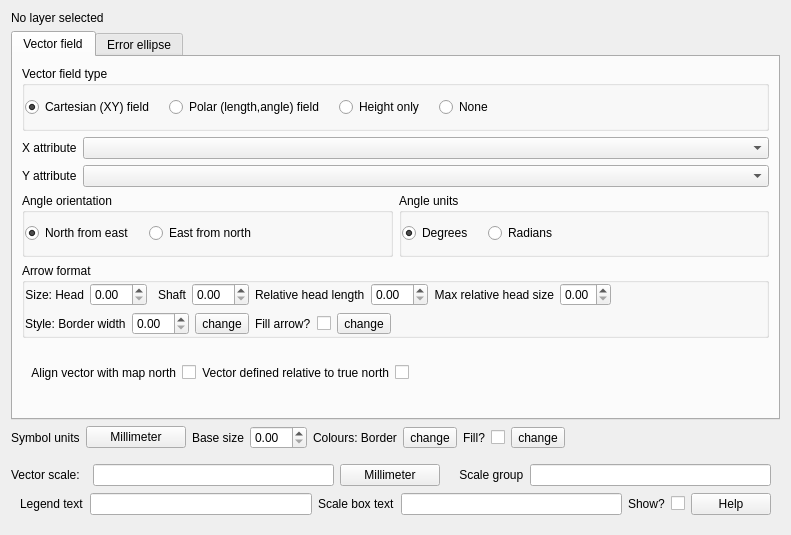
Qt form VectorFieldLayerManager/Ui_VectorFieldLayerWidget.ui (ccrook/QGIS-VectorFieldRenderer-Plugin) before a commit.
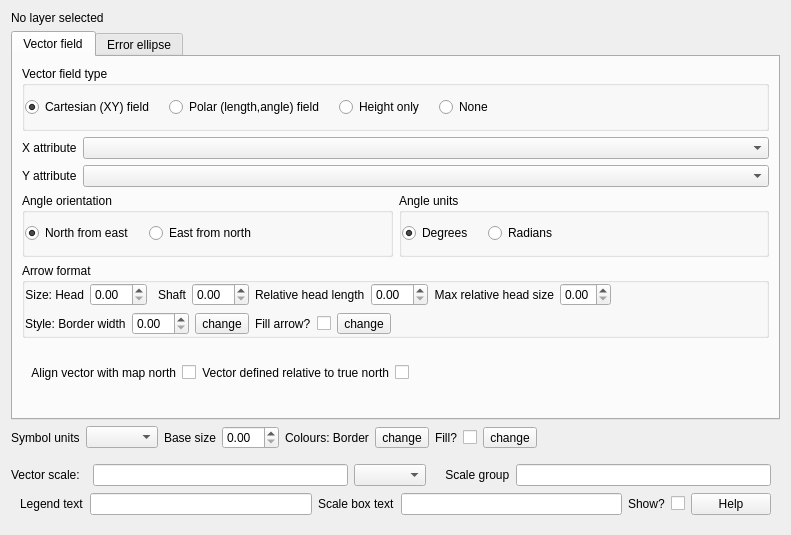
The same form after that commit. Custom widgets are drawn as their Qt base class.

Commit message: Fixed handling of units, map units in widget

```diff
--- a/VectorFieldLayerManager/Ui_VectorFieldLayerWidget.ui
+++ b/VectorFieldLayerManager/Ui_VectorFieldLayerWidget.ui
@@ -1040,17 +1040,7 @@
       </widget>
      </item>
      <item>
-      <widget class="QPushButton" name="uSymbolUnits">
-       <property name="minimumSize">
-        <size>
-         <width>100</width>
-         <height>0</height>
-        </size>
-       </property>
-       <property name="text">
-        <string>Millimeter</string>
-       </property>
-      </widget>
+      <widget class="QComboBox" name="uSymbolUnits"/>
      </item>
      <item>
       <widget class="QLabel" name="uArrowBaseSizeLabel">
@@ -1162,17 +1152,7 @@
       <widget class="QLineEdit" name="uArrowScale"/>
      </item>
      <item>
-      <widget class="QPushButton" name="uScaleUnits">
-       <property name="minimumSize">
-        <size>
-         <width>100</width>
-         <height>0</height>
-        </size>
-       </property>
-       <property name="text">
-        <string>Millimeter</string>
-       </property>
-      </widget>
+      <widget class="QComboBox" name="uScaleUnits"/>
      </item>
      <item>
       <widget class="QLabel" name="uScaleGroupLabel">
```
Left out of the diff: 3 changed lines with no effect on the pictures. The commit also changes 4 other files.
